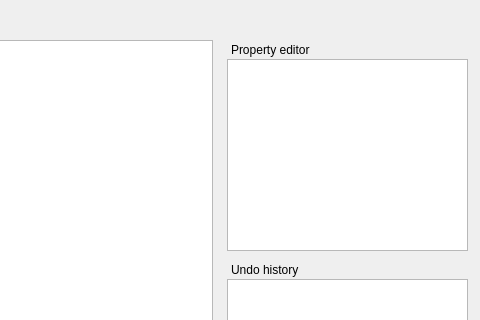
Qt form editortab.ui (AliveTeam/qt-editor) before a commit; both pictures show x 118 to 598 and y 0 to 320 of the 598 by 499 pixel window.
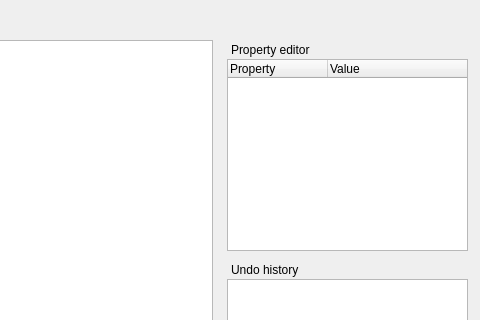
The same form after that commit.

Commit message: start to impl property editor

```diff
--- a/editortab.ui
+++ b/editortab.ui
@@ -53,7 +53,18 @@
        <number>0</number>
       </property>
       <item>
-       <widget class="QListView" name="listView"/>
+       <widget class="QTreeWidget" name="treeWidget">
+        <column>
+         <property name="text">
+          <string>Property</string>
+         </property>
+        </column>
+        <column>
+         <property name="text">
+          <string>Value</string>
+         </property>
+        </column>
+       </widget>
       </item>
      </layout>
     </widget>
```
The commit also changes 2 other files.
